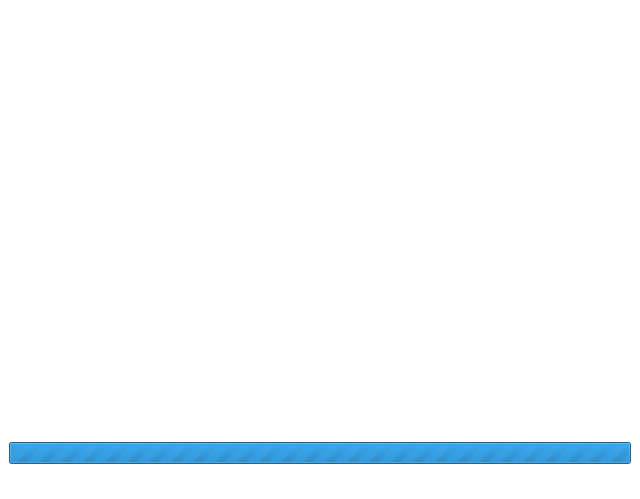
Qt form progressslideshowdialog.ui (toradex/qt-tezi) before a commit.
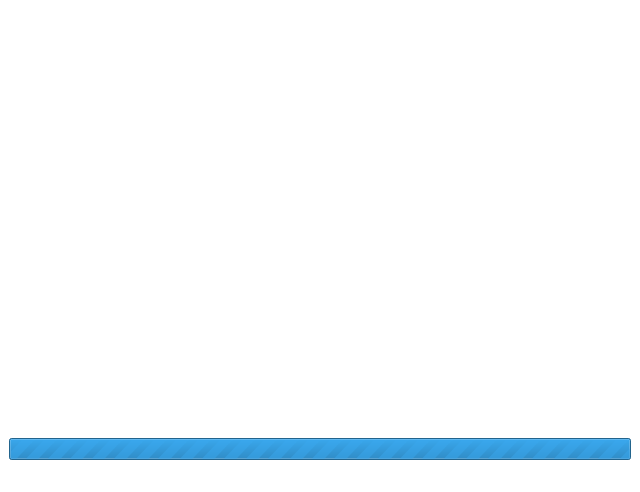
The same form after that commit.

Commit message: fix progress dialog height in non-fullscreen mode

```diff
--- a/progressslideshowdialog.ui
+++ b/progressslideshowdialog.ui
@@ -10,7 +10,7 @@
     <x>0</x>
     <y>0</y>
     <width>640</width>
-    <height>499</height>
+    <height>480</height>
    </rect>
   </property>
   <property name="palette">
```
